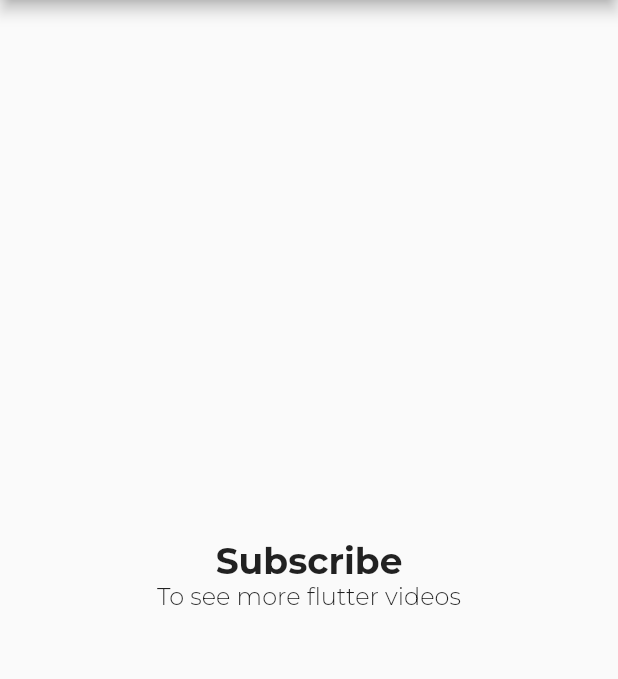
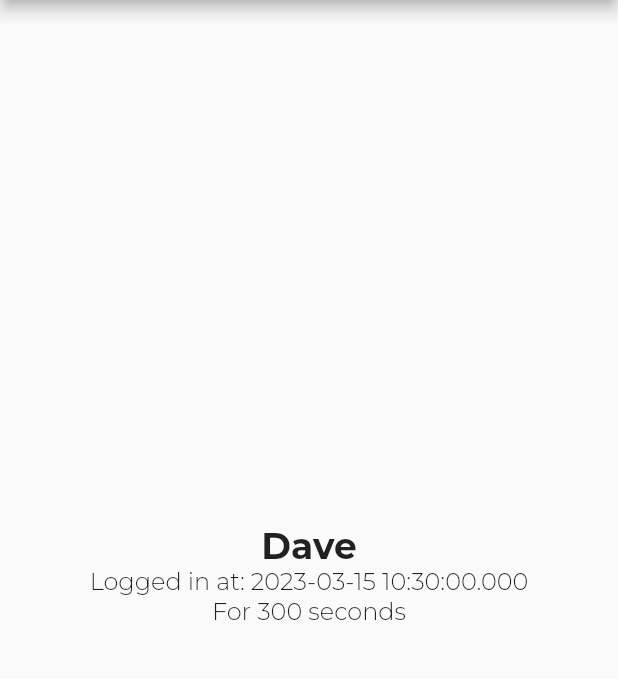
Before and after one commit to davefaliskie/flutter_basics, a Flutter app: the screen it shows after launch, on a phone screen of 412 x 824 dp, the part 84-763 px from its top. Run offline on Flutter 3.47's test engine with Material 2 defaults, Android fonts, the phone set to English and light mode, and no system bars; project files that could hold a hidden picture were left out.

Commit message:
create user model

```diff
--- a/lib/main.dart
+++ b/lib/main.dart
@@ -1,5 +1,6 @@
 import 'package:flutter/material.dart';
 import 'package:flutter_basics/colors.dart';
+import 'package:flutter_basics/user.dart';
 
 void main() {
   runApp(const MyApp());
@@ -14,13 +15,19 @@ class MyApp extends StatelessWidget {
       debugShowCheckedModeBanner: false,
       title: '1ManStartup',
       theme: ThemeData(primarySwatch: primary, fontFamily: "Montserrat"),
-      home: const HomeScreen(),
+      home: HomeScreen(),
     );
   }
 }
 
 class HomeScreen extends StatelessWidget {
-  const HomeScreen({super.key});
+  HomeScreen({super.key});
+
+  final user = User(
+    "Dave",
+    DateTime.now(),
+    const Duration(seconds: 300),
+  );
 
   @override
   Widget build(BuildContext context) {
@@ -31,14 +38,21 @@ class HomeScreen extends StatelessWidget {
       body: Center(
         child: Column(
           mainAxisAlignment: MainAxisAlignment.center,
-          children: const [
+          children: [
             Text(
-              "Subscribe",
-              style: TextStyle(fontSize: 24.0, fontWeight: FontWeight.w700),
+              user.name,
+              style:
+                  const TextStyle(fontSize: 24.0, fontWeight: FontWeight.w700),
             ),
             Text(
-              "To see more flutter videos",
-              style: TextStyle(fontSize: 16.0, fontWeight: FontWeight.w300),
+              "Logged in at: ${user.login}",
+              style:
+                  const TextStyle(fontSize: 16.0, fontWeight: FontWeight.w300),
+            ),
+            Text(
+              "For ${user.duration.inSeconds} seconds",
+              style:
+                  const TextStyle(fontSize: 16.0, fontWeight: FontWeight.w300),
             ),
           ],
         ),
--- /dev/null
+++ b/lib/user.dart
@@ -0,0 +1,11 @@
+class User {
+  final String name;
+  final DateTime login;
+  final Duration duration;
+
+  User(
+    this.name,
+    this.login,
+    this.duration,
+  );
+}
```
